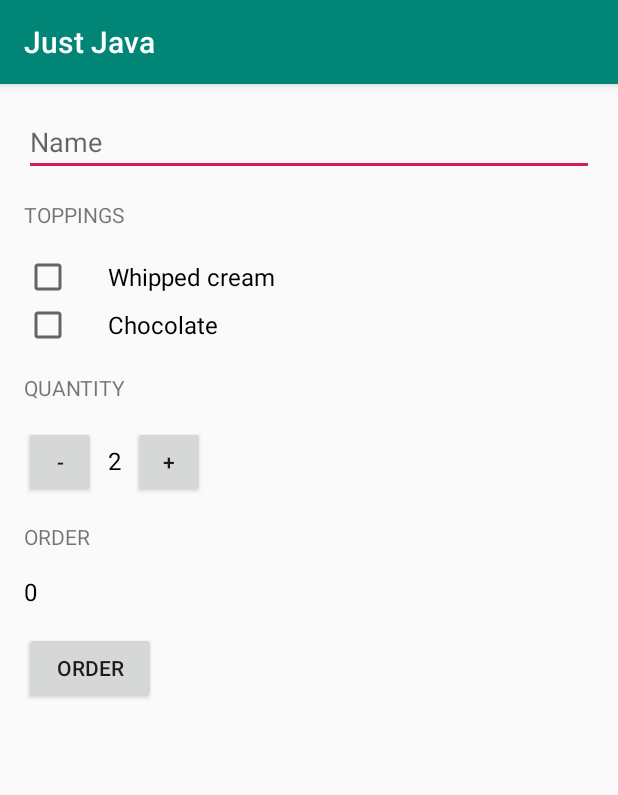
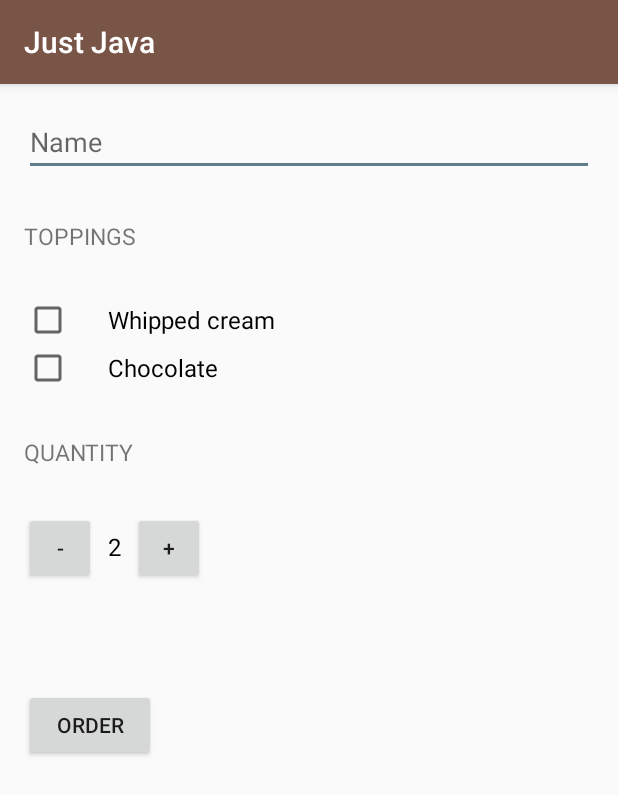
Before and after one commit to Eisweinjlee/Android-InputDesign-study, an Android app: the screen it shows after launch (MainActivity), on a phone screen of 412 x 824 dp. Shown: the top 795 px of the screen. Run offline under Robolectric (Android 15) with nearby library versions, the phone set to English and light mode, and no system bars.

Commit message:
final styles design

```diff
--- a/app/src/main/res/layout/activity_main.xml
+++ b/app/src/main/res/layout/activity_main.xml
@@ -24,10 +24,8 @@
             android:inputType="textCapWords" />
 
         <TextView
-            android:layout_width="wrap_content"
-            android:layout_height="wrap_content"
-            android:text="@string/toppings"
-            android:textAllCaps="true" />
+            style="@style/CustomText"
+            android:text="@string/toppings" />
 
         <CheckBox
             android:id="@+id/whipped_cream_checkbox"
@@ -48,10 +46,8 @@
             android:textSize="16sp" />
 
         <TextView
-            android:layout_width="wrap_content"
-            android:layout_height="wrap_content"
-            android:text="@string/quantity"
-            android:textAllCaps="true" />
+            style="@style/CustomText"
+            android:text="@string/quantity" />
 
         <LinearLayout
             android:layout_width="match_parent"
@@ -84,11 +80,6 @@
 
         </LinearLayout>
 
-        <TextView
-            android:layout_width="wrap_content"
-            android:layout_height="wrap_content"
-            android:text="@string/order"
-            android:textAllCaps="true" />
 
         <TextView
             android:id="@+id/order_summary_text_view"
@@ -96,7 +87,7 @@
             android:layout_height="wrap_content"
             android:layout_marginTop="16dp"
             android:layout_marginBottom="16dp"
-            android:text="0"
+            android:text=""
             android:textColor="#000000"
             android:textSize="16sp" />
 
--- a/app/src/main/res/values/styles.xml
+++ b/app/src/main/res/values/styles.xml
@@ -3,9 +3,17 @@
     <!-- Base application theme. -->
     <style name="AppTheme" parent="Theme.AppCompat.Light.DarkActionBar">
         <!-- Customize your theme here. -->
-        <item name="colorPrimary">@color/colorPrimary</item>
-        <item name="colorPrimaryDark">@color/colorPrimaryDark</item>
-        <item name="colorAccent">@color/colorAccent</item>
+        <item name="colorPrimary">#795548</item>
+        <item name="colorPrimaryDark">#5D4037</item>
+        <item name="colorAccent">#607D8B</item>
     </style>
 
+    <!-- Style for a header TextView -->
+    <style name="CustomText" >
+        <item name="android:layout_width">wrap_content</item>
+        <item name="android:layout_height">48dp</item>
+        <item name="android:gravity">center_vertical</item>
+        <item name="android:textAllCaps">true</item>
+        <item name="android:textSize">15sp</item>
+    </style>
 </resources>
```
